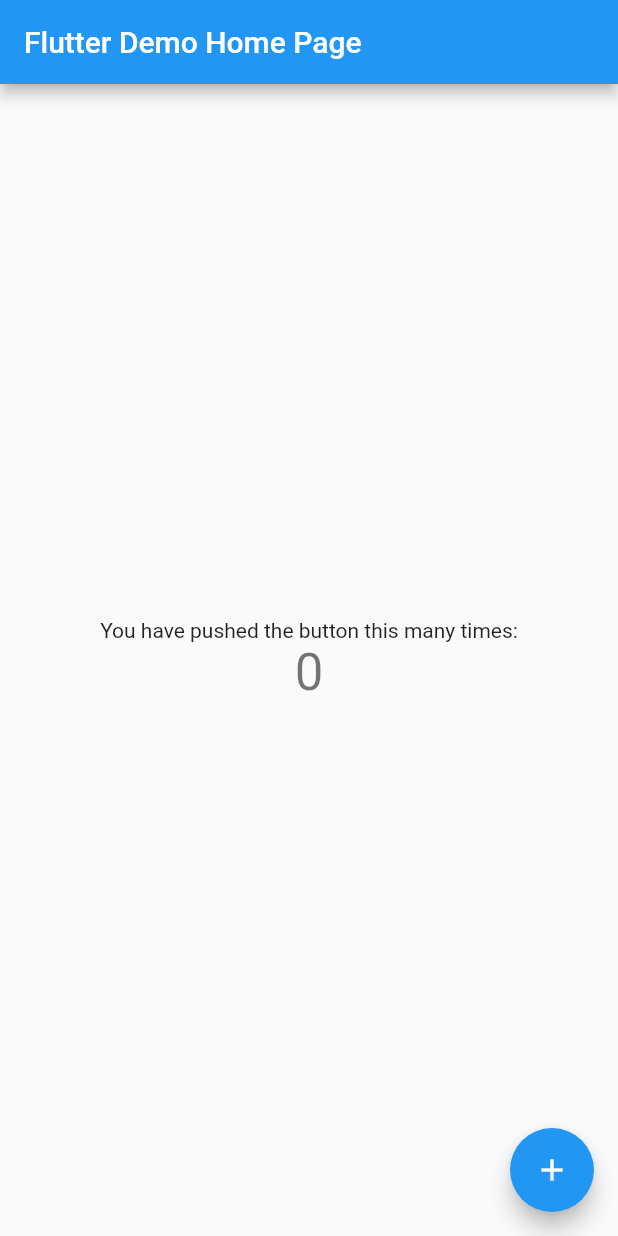
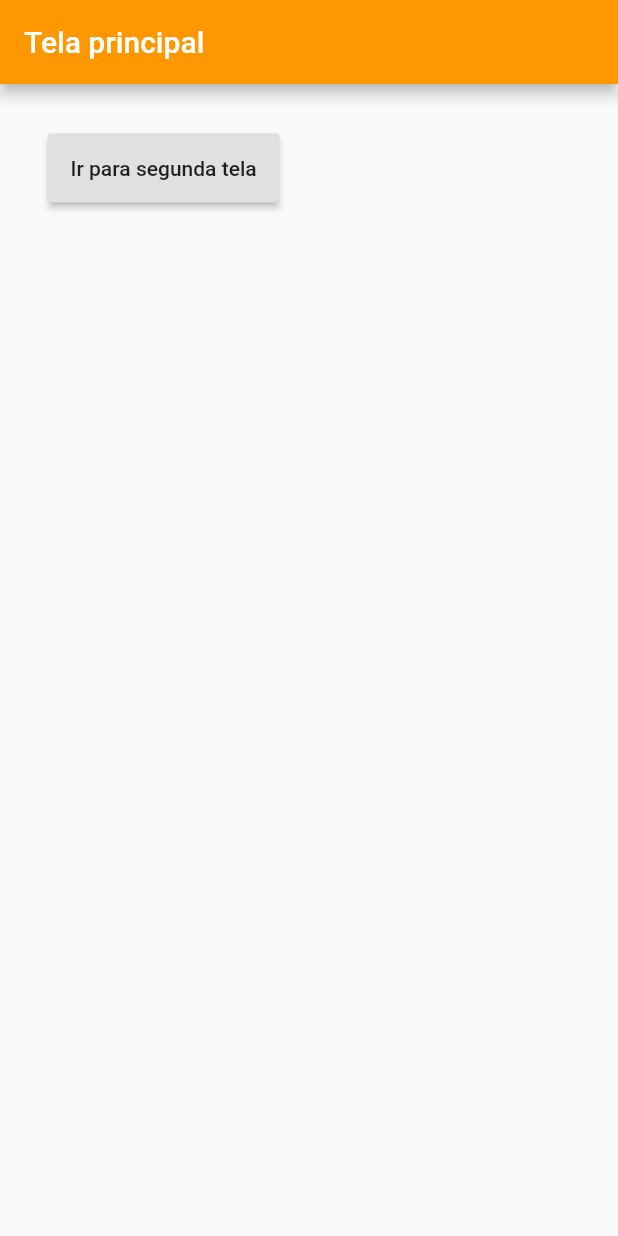
Before and after one commit to danielfmpc/navegacao_tela, a Flutter app: the screen it shows after launch, on a phone screen of 412 x 824 dp. Run offline on Flutter 3.47's test engine with Material 2 defaults, Android fonts, the phone set to English and light mode, and no system bars.

Commit message:
Criação das telas

```diff
--- /dev/null
+++ b/lib/TelaPrincipal.dart
@@ -0,0 +1,32 @@
+import 'package:flutter/material.dart';
+
+class TelaPrincipal extends StatefulWidget {
+  @override
+  _TelaPrincipalState createState() => _TelaPrincipalState();
+}
+
+class _TelaPrincipalState extends State<TelaPrincipal> {
+	@override
+	Widget build(BuildContext context) {
+		return Scaffold(
+			appBar: AppBar(
+				title: Text("Tela principal"),
+				backgroundColor: Colors.orange,
+			),
+			body: Container(
+				padding: EdgeInsets.all(32),
+				child: Column(
+					children: <Widget>[
+						RaisedButton(
+							child: Text("Ir para segunda tela"),
+							padding: EdgeInsets.all(15),
+							onPressed: (){
+
+							},
+						)
+					],
+				),
+			),
+		);
+	}
+}
--- a/lib/main.dart
+++ b/lib/main.dart
@@ -1,111 +1,10 @@
 import 'package:flutter/material.dart';
+import 'package:navegacao_tela/TelaPrincipal.dart';
 
-void main() => runApp(MyApp());
-
-class MyApp extends StatelessWidget {
-  // This widget is the root of your application.
-  @override
-  Widget build(BuildContext context) {
-    return MaterialApp(
-      title: 'Flutter Demo',
-      theme: ThemeData(
-        // This is the theme of your application.
-        //
-        // Try running your application with "flutter run". You'll see the
-        // application has a blue toolbar. Then, without quitting the app, try
-        // changing the primarySwatch below to Colors.green and then invoke
-        // "hot reload" (press "r" in the console where you ran "flutter run",
-        // or simply save your changes to "hot reload" in a Flutter IDE).
-        // Notice that the counter didn't reset back to zero; the application
-        // is not restarted.
-        primarySwatch: Colors.blue,
-      ),
-      home: MyHomePage(title: 'Flutter Demo Home Page'),
-    );
-  }
+void main(){
+	runApp(
+		MaterialApp(
+			home: TelaPrincipal(),
+		)
+	);
 }
-
-class MyHomePage extends StatefulWidget {
-  MyHomePage({Key key, this.title}) : super(key: key);
-
-  // This widget is the home page of your application. It is stateful, meaning
-  // that it has a State object (defined below) that contains fields that affect
-  // how it looks.
-
-  // This class is the configuration for the state. It holds the values (in this
-  // case the title) provided by the parent (in this case the App widget) and
-  // used by the build method of the State. Fields in a Widget subclass are
-  // always marked "final".
-
-  final String title;
-
-  @override
-  _MyHomePageState createState() => _MyHomePageState();
-}
-
-class _MyHomePageState extends State<MyHomePage> {
-  int _counter = 0;
-
-  void _incrementCounter() {
-    setState(() {
-      // This call to setState tells the Flutter framework that something has
-      // changed in this State, which causes it to rerun the build method below
-      // so that the display can reflect the updated values. If we changed
-      // _counter without calling setState(), then the build method would not be
-      // called again, and so nothing would appear to happen.
-      _counter++;
-    });
-  }
-
-  @override
-  Widget build(BuildContext context) {
-    // This method is rerun every time setState is called, for instance as done
-    // by the _incrementCounter method above.
-    //
-    // The Flutter framework has been optimized to make rerunning build methods
-    // fast, so that you can just rebuild anything that needs updating rather
-    // than having to individually change instances of widgets.
-    return Scaffold(
-      appBar: AppBar(
-        // Here we take the value from the MyHomePage object that was created by
-        // the App.build method, and use it to set our appbar title.
-        title: Text(widget.title),
-      ),
-      body: Center(
-        // Center is a layout widget. It takes a single child and positions it
-        // in the middle of the parent.
-        child: Column(
-          // Column is also layout widget. It takes a list of children and
-          // arranges them vertically. By default, it sizes itself to fit its
-          // children horizontally, and tries to be as tall as its parent.
-          //
-          // Invoke "debug painting" (press "p" in the console, choose the
-          // "Toggle Debug Paint" action from the Flutter Inspector in Android
-          // Studio, or the "Toggle Debug Paint" command in Visual Studio Code)
-          // to see the wireframe for each widget.
-          //
-          // Column has various properties to control how it sizes itself and
-          // how it positions its children. Here we use mainAxisAlignment to
-          // center the children vertically; the main axis here is the vertical
-          // axis because Columns are vertical (the cross axis would be
-          // horizontal).
-          mainAxisAlignment: MainAxisAlignment.center,
-          children: <Widget>[
-            Text(
-              'You have pushed the button this many times:',
-            ),
-            Text(
-              '$_counter',
-              style: Theme.of(context).textTheme.display1,
-            ),
-          ],
-        ),
-      ),
-      floatingActionButton: FloatingActionButton(
-        onPressed: _incrementCounter,
-        tooltip: 'Increment',
-        child: Icon(Icons.add),
-      ), // This trailing comma makes auto-formatting nicer for build methods.
-    );
-  }
-}
```
Also changed, not shown: lib/TelaSecundaria.dart (added, +32 -0 lines), 1 other file.
